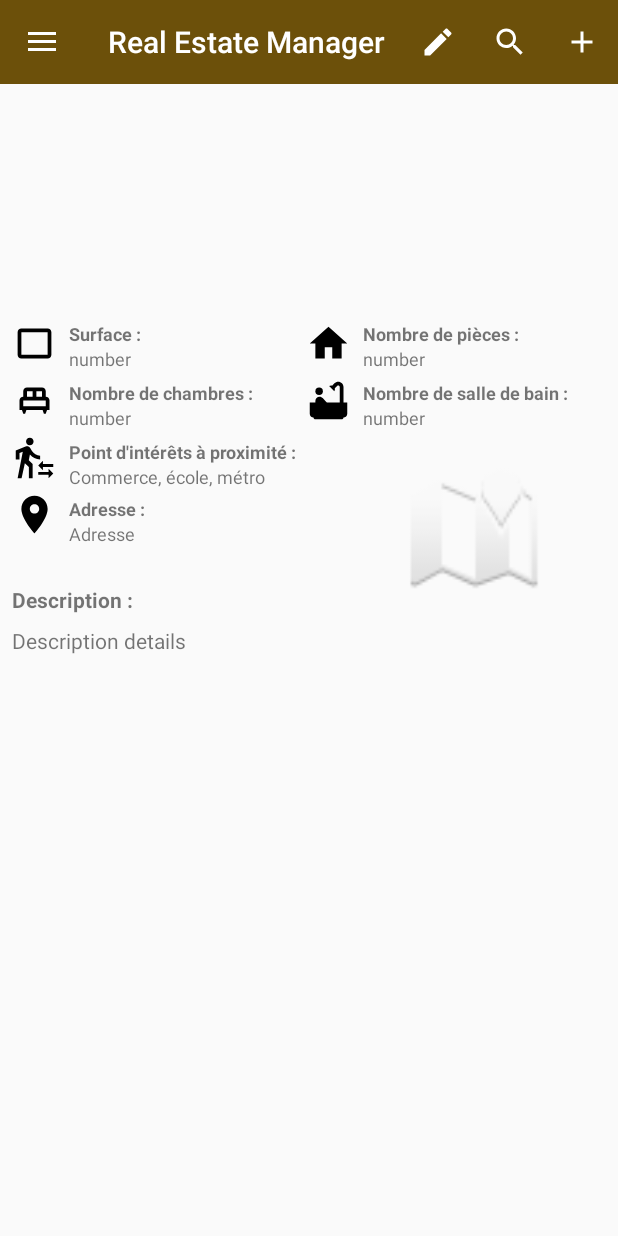
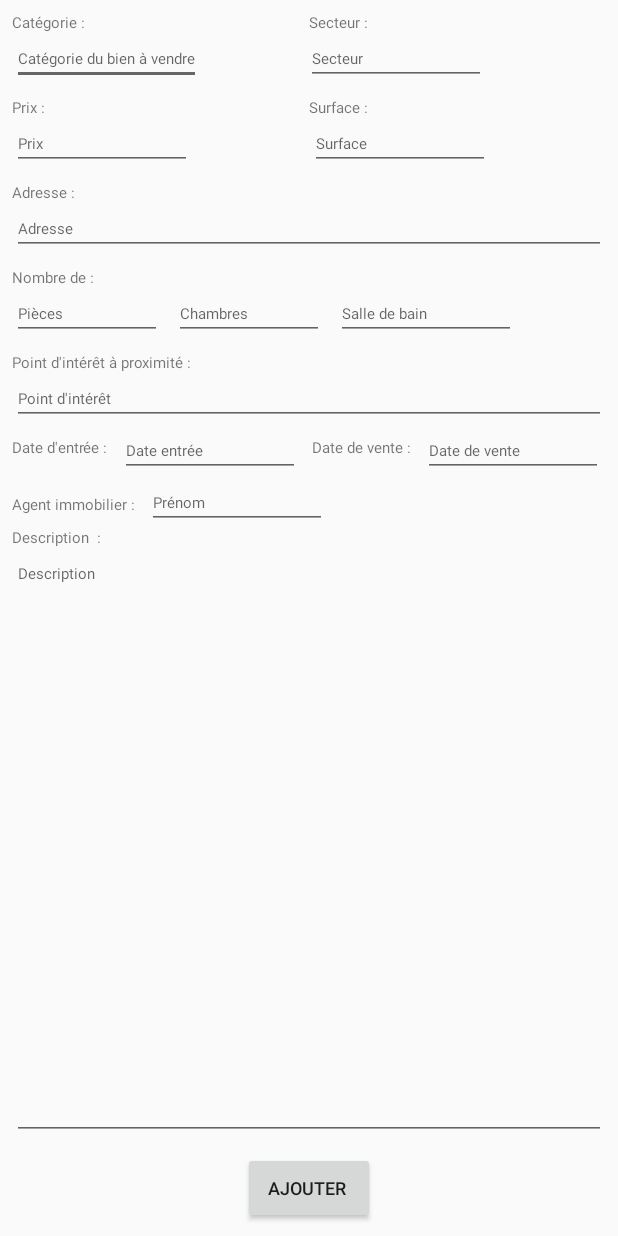
Before and after one commit to eddymail/P9_RealEstateManager, an Android app: the fragment DetailFragment placed in its activity, after a tap on "Ajouter", on a phone screen of 412 x 824 dp. Run offline under Robolectric (Android 15) with nearby library versions, the phone set to English and light mode, and no system bars; our stand-ins replace Room's generated code; libraries missing offline, so code that uses them is left out: android.arch.persistence; pictures from the network do not load.

Commit message:
AddActivity create and ok but without picture

```diff
--- a/app/src/main/AndroidManifest.xml
+++ b/app/src/main/AndroidManifest.xml
@@ -2,7 +2,7 @@
 <manifest xmlns:android="http://schemas.android.com/apk/res/android"
     package="com.openclassrooms.realestatemanager">
 
-    <uses-permission android:name="android.permission.INTERNET"/>
+    <uses-permission android:name="android.permission.INTERNET" />
     <uses-permission android:name="android.permission.ACCESS_WIFI_STATE" />
 
     <application
@@ -12,6 +12,7 @@
         android:roundIcon="@mipmap/ic_launcher_round"
         android:supportsRtl="true"
         android:theme="@style/AppTheme">
+        <activity android:name=".Activities.AddActivity"></activity>
         <activity android:name=".Activities.MainActivity">
             <intent-filter>
                 <action android:name="android.intent.action.MAIN" />
@@ -19,7 +20,6 @@
                 <category android:name="android.intent.category.LAUNCHER" />
             </intent-filter>
         </activity>
-
     </application>
 
 </manifest>
--- /dev/null
+++ b/app/src/main/java/com/openclassrooms/realestatemanager/Activities/AddActivity.java
@@ -0,0 +1,100 @@
+package com.openclassrooms.realestatemanager.Activities;
+
+import android.arch.lifecycle.ViewModelProvider;
+import android.arch.lifecycle.ViewModelProviders;
+import android.support.v7.app.AppCompatActivity;
+import android.os.Bundle;
+import android.util.Log;
+import android.view.View;
+import android.widget.Button;
+import android.widget.EditText;
+
+import com.openclassrooms.realestatemanager.Injection.Injection;
+import com.openclassrooms.realestatemanager.Injection.ViewModelFactory;
+import com.openclassrooms.realestatemanager.Model.House;
+import com.openclassrooms.realestatemanager.R;
+import com.openclassrooms.realestatemanager.Repositories.HouseDataRepository;
+import com.openclassrooms.realestatemanager.Ui.HouseViewModel;
+
+import java.util.Date;
+import java.util.List;
+
+public class AddActivity extends AppCompatActivity implements View.OnClickListener {
+
+    private static final long HOUSE_ID = 1;
+    private String category, district, pointOfInterest, address, description, agentName, saleDate, dateOfSale;;
+    private int price, area, numberOfRoom, numberOfBedroom, numberOfBathroom;
+
+
+    private EditText categoryInput, districtInput, priceInput, areaInput, roomInput, bedroomInput, bathroomInput,
+    pointOfInterestValue, descriptionValue, saleDateValue, dateOfSaleValue, agentNameValue, addressValue;
+    private Button addButton;
+
+    private HouseViewModel houseViewModel;
+    private  House houseToAdd;
+
+    @Override
+    protected void onCreate(Bundle savedInstanceState) {
+        super.onCreate(savedInstanceState);
+        setContentView(R.layout.activity_add);
+
+    categoryInput = findViewById(R.id.et_add_activity_category);
+    districtInput = findViewById(R.id.et_add_activity_district);
+    priceInput = findViewById(R.id.et_add_activity_price);
+    areaInput = findViewById(R.id.et_add_activity_area);
+    roomInput = findViewById(R.id.et_add_activity_room);
+    bedroomInput = findViewById(R.id.et_add_activity_bedroom);
+    bathroomInput = findViewById(R.id.et_add_activity_bathroom);
+    pointOfInterestValue = findViewById(R.id.et_add_activity_pointOfInterest);
+    descriptionValue = findViewById(R.id.et_add_activity_description);
+    addressValue = findViewById(R.id.et_add_activity_address);
+    agentNameValue = findViewById(R.id.et_add_activity_agent_name);
+    saleDateValue = findViewById(R.id.et_add_activity_sale_date);
+    dateOfSaleValue = findViewById(R.id.et_add_activity_date_of_sale);
+    addButton = findViewById(R.id.bt_add_activity);
+
+    configureViewModel();
+
+    addButton.setOnClickListener(this);
+    }
+
+    private void configureViewModel() {
+        ViewModelFactory viewModelFactory = Injection.provideViewModelFactory(this);
+        this.houseViewModel = ViewModelProviders.of(this, viewModelFactory).get(HouseViewModel.class);
+        this.houseViewModel.init(HOUSE_ID);
+    }
+
+    private void collectInput() {
+        category = categoryInput.getText().toString();
+        district = districtInput.getText().toString();
+        pointOfInterest = pointOfInterestValue.getText().toString();
+        address = addressValue.getText().toString();
+        description = descriptionValue.getText().toString();
+        agentName = agentNameValue.getText().toString();
+        dateOfSale = dateOfSaleValue.getText().toString();
+        saleDate = saleDateValue.getText().toString();
+        price = Integer.parseInt(priceInput.getText().toString());
+        area = Integer.parseInt(areaInput.getText().toString());
+        numberOfRoom = Integer.parseInt(roomInput.getText().toString());
+        numberOfBedroom = Integer.parseInt(bedroomInput.getText().toString());
+        numberOfBathroom = Integer.parseInt(bathroomInput.getText().toString());
+
+    }
+
+    private void createHouseAndAddItToDatabase() {
+
+        houseToAdd = new House(1, category, district, price, area,numberOfRoom, numberOfBathroom, numberOfBedroom, pointOfInterest, description, "https://v.seloger.com/s/width/861/visuels/0/r/i/1/0ri18eygqgnn0yj8yzyiwv9mx1f5x0yku96bf1a0w.jpg" , address, true, saleDate, null, agentName);
+        this.houseViewModel.createHouse(houseToAdd);
+    }
+
+    @Override
+    public void onClick(View view) {
+
+        Log.e("Test", "Clic ! ");
+
+        collectInput();
+        createHouseAndAddItToDatabase();
+
+        Log.e("TEST", "House :" + this.houseViewModel.getHouse(houseToAdd.getId()));
+    }
+}
--- a/app/src/main/java/com/openclassrooms/realestatemanager/Activities/MainActivity.java
+++ b/app/src/main/java/com/openclassrooms/realestatemanager/Activities/MainActivity.java
@@ -1,5 +1,6 @@
 package com.openclassrooms.realestatemanager.Activities;
 
+import android.content.Intent;
 import android.os.Bundle;
 import android.support.annotation.NonNull;
 import android.support.design.widget.NavigationView;
@@ -141,6 +142,8 @@ public class MainActivity extends AppCompatActivity implements NavigationView.On
         // Handle actions on menu items
         switch (item.getItemId()) {
             case R.id.menu_activity_main_toolbar_add:
+                Intent intent = new Intent(MainActivity.this, AddActivity.class);
+                startActivity(intent);
                 Toast.makeText(this, "Ajouter nouvelle maison", Toast.LENGTH_LONG).show();
                 return true;
             case R.id.menu_activity_main_toolbar_modify:
--- a/app/src/main/java/com/openclassrooms/realestatemanager/Database/RealEstateManagerDatabase.java
+++ b/app/src/main/java/com/openclassrooms/realestatemanager/Database/RealEstateManagerDatabase.java
@@ -52,9 +52,9 @@ public abstract class RealEstateManagerDatabase extends RoomDatabase {
                 contentValues.put("district", "Hourton");
                 contentValues.put("price", 741000);
                 contentValues.put("area", 380);
-                contentValues.put("room", 11);
-                contentValues.put("bathroom", 2);
-                contentValues.put("bedroom",6);
+                contentValues.put("numberOfRooms", 11);
+                contentValues.put("numberOfBathrooms",2);
+                contentValues.put("numberOfBedrooms",6);
                 contentValues.put("pointOfInterest", "Commerce, école, métro");
                 contentValues.put("description", "Magnifique villa à Saint Aubin de Médoc située dans un quartier recherché. Vous découvrirez une entrée, une belle pièce de vie avec salon et salle à manger, un deuxième salon séparé par une cheminée centrale, une cuisine fermée donnant sur la cuisine d'été, une buanderie, une salle de jeu, une cave. Le rez-de-chaussée est complété par une chambre avec salle d'eau, un bureau et une salle de sport avec sauna et salle d'eau. A l'étage, vous accédez à une suite parentale avec une chambre donnant sur une terrasse, une salle de bains avec baignoire et douche, un double dressing, puis trois chambres avec dressing et une salle de bains avec baignoire et douche. L'ensemble sur un jardin paysagé d'environ 1400 m² dispose d'une grande terrasse en bois, d'une cuisine d'été, d'une piscine au sel chauffée. Très belles prestations pour cette maison d'exception à quelques minutes du centre de Saint Aubin de Médoc, des écoles, collège et lycée. Situation idéale à 15 kms de Bordeaux, 35 kms de Lacanau, 7 kms d'un parcours de golf. Un coin de paradis à découvrir sans tarder.");
                 contentValues.put("illustration","https://v.seloger.com/s/width/861/visuels/0/r/i/1/0ri18eygqgnn0yj8yzyiwv9mx1f5x0yku96bf1a0w.jpg" );
@@ -66,7 +66,7 @@ public abstract class RealEstateManagerDatabase extends RoomDatabase {
 
                 db.insert("House", OnConflictStrategy.IGNORE, contentValues);
 
-                ContentValues contentValues1 = new ContentValues();
+              /*  ContentValues contentValues1 = new ContentValues();
 
                 contentValues.put("id", 1);
                 contentValues.put("houseId", 1);
@@ -74,8 +74,7 @@ public abstract class RealEstateManagerDatabase extends RoomDatabase {
                 contentValues.put("url","https://v.seloger.com/s/cdn/x/visuels/0/m/2/v/0m2v0q1zbvnr9zhz2zpadwxwn2h2s4wc800plrsw0.jpg");
 
                 db.insert("Illustration", OnConflictStrategy.IGNORE, contentValues1);
-
-            }
+*/            }
         };
     }
 
--- a/app/src/main/java/com/openclassrooms/realestatemanager/Model/House.java
+++ b/app/src/main/java/com/openclassrooms/realestatemanager/Model/House.java
@@ -2,12 +2,13 @@ package com.openclassrooms.realestatemanager.Model;
 
 import android.arch.persistence.room.Entity;
 import android.arch.persistence.room.PrimaryKey;
+import android.support.annotation.Nullable;
 
 import java.util.Date;
 
 @Entity
 public class House {
-    @PrimaryKey
+    @PrimaryKey(autoGenerate = true)
     private long id;
     private String category;
     private String district;
@@ -22,6 +23,7 @@ public class House {
     private String address;
     private Boolean available;
     private String dateOfEntry;
+    @Nullable
     private String dateOfSale;
     private String realEstateAgent;
 
--- /dev/null
+++ b/app/src/main/res/layout/activity_add.xml
@@ -0,0 +1,319 @@
+<?xml version="1.0" encoding="utf-8"?>
+<android.support.constraint.ConstraintLayout xmlns:android="http://schemas.android.com/apk/res/android"
+    xmlns:app="http://schemas.android.com/apk/res-auto"
+    xmlns:tools="http://schemas.android.com/tools"
+    android:layout_width="match_parent"
+    android:layout_height="match_parent"
+    tools:context=".Activities.AddActivity">
+
+
+    <TextView
+        android:id="@+id/tv_add_activity_category"
+        android:layout_width="wrap_content"
+        android:layout_height="wrap_content"
+        android:layout_marginStart="8dp"
+        android:layout_marginTop="8dp"
+        android:layout_weight="50"
+        android:text="Catégorie :"
+        android:textSize="10sp"
+        app:layout_constraintStart_toStartOf="parent"
+        app:layout_constraintTop_toTopOf="parent" />
+
+    <EditText
+        android:id="@+id/et_add_activity_category"
+        android:layout_width="wrap_content"
+        android:layout_height="wrap_content"
+        android:layout_marginStart="8dp"
+        android:layout_weight="50"
+        android:hint="Catégorie du bien à vendre"
+        android:inputType="textPersonName"
+        android:textSize="10sp"
+        app:layout_constraintStart_toStartOf="parent"
+        app:layout_constraintTop_toBottomOf="@+id/tv_add_activity_category" />
+
+    <TextView
+        android:id="@+id/tv_add_activity_district"
+        android:layout_width="wrap_content"
+        android:layout_height="wrap_content"
+        android:layout_marginTop="8dp"
+        android:layout_weight="50"
+        android:text="Secteur :"
+        android:textSize="10sp"
+        app:layout_constraintEnd_toEndOf="parent"
+        app:layout_constraintHorizontal_bias="0.473"
+        app:layout_constraintStart_toEndOf="@+id/tv_add_activity_category"
+        app:layout_constraintTop_toTopOf="parent" />
+
+    <EditText
+        android:id="@+id/et_add_activity_district"
+        android:layout_width="wrap_content"
+        android:layout_height="wrap_content"
+        android:layout_weight="50"
+        android:ems="10"
+        android:hint="Secteur"
+        android:inputType="textPersonName"
+        android:textSize="10sp"
+        app:layout_constraintEnd_toEndOf="parent"
+        app:layout_constraintHorizontal_bias="0.445"
+        app:layout_constraintStart_toEndOf="@+id/et_add_activity_category"
+        app:layout_constraintTop_toBottomOf="@+id/tv_add_activity_district" />
+
+    <TextView
+        android:id="@+id/tv_add_activity_price"
+        android:layout_width="wrap_content"
+        android:layout_height="wrap_content"
+        android:layout_marginStart="8dp"
+        android:layout_marginTop="8dp"
+        android:layout_weight="50"
+        android:text="Prix :"
+        android:textSize="10sp"
+        app:layout_constraintStart_toStartOf="parent"
+        app:layout_constraintTop_toBottomOf="@+id/et_add_activity_category" />
+
+    <EditText
+        android:id="@+id/et_add_activity_price"
+        android:layout_width="wrap_content"
+        android:layout_height="wrap_content"
+        android:layout_marginStart="8dp"
+        android:layout_weight="50"
+        android:ems="10"
+        android:hint="Prix"
+        android:inputType="number"
+        android:textSize="10sp"
+        app:layout_constraintStart_toStartOf="parent"
+        app:layout_constraintTop_toBottomOf="@+id/tv_add_activity_price" />
+
+    <TextView
+        android:id="@+id/tv_add_activity_area"
+        android:layout_width="wrap_content"
+        android:layout_height="wrap_content"
+        android:layout_marginTop="8dp"
+        android:layout_weight="50"
+        android:text="Surface :"
+        android:textSize="10sp"
+        app:layout_constraintEnd_toEndOf="parent"
+        app:layout_constraintHorizontal_bias="0.514"
+        app:layout_constraintStart_toEndOf="@+id/tv_add_activity_price"
+        app:layout_constraintTop_toBottomOf="@+id/et_add_activity_district" />
+
+    <EditText
+        android:id="@+id/et_add_activity_area"
+        android:layout_width="wrap_content"
+        android:layout_height="wrap_content"
+        android:ems="10"
+        android:hint="Surface"
+        android:inputType="number"
+        android:textSize="10sp"
+        app:layout_constraintEnd_toEndOf="parent"
+        app:layout_constraintHorizontal_bias="0.48"
+        app:layout_constraintStart_toEndOf="@+id/et_add_activity_price"
+        app:layout_constraintTop_toBottomOf="@+id/tv_add_activity_area" />
+
+    <TextView
+        android:id="@+id/tv_add_activity_room"
+        android:layout_width="wrap_content"
+        android:layout_height="wrap_content"
+        android:layout_marginStart="8dp"
+        android:layout_marginTop="8dp"
+        android:text="Nombre de :"
+        android:textSize="10sp"
+        app:layout_constraintStart_toStartOf="parent"
+        app:layout_constraintTop_toBottomOf="@+id/et_add_activity_address" />
+
+    <EditText
+        android:id="@+id/et_add_activity_room"
+        android:layout_width="100dp"
+        android:layout_height="wrap_content"
+        android:layout_marginStart="8dp"
+        android:ems="10"
+        android:hint="Pièces"
+        android:inputType="number"
+        android:textSize="10sp"
+        app:layout_constraintStart_toStartOf="parent"
+        app:layout_constraintTop_toBottomOf="@+id/tv_add_activity_room" />
+
+    <EditText
+        android:id="@+id/et_add_activity_bedroom"
+        android:layout_width="100dp"
+        android:layout_height="wrap_content"
+        android:layout_marginStart="8dp"
+        android:ems="10"
+        android:hint="Chambres"
+        android:inputType="number"
+        android:textSize="10sp"
+        app:layout_constraintStart_toEndOf="@+id/et_add_activity_room"
+        app:layout_constraintTop_toBottomOf="@+id/tv_add_activity_room" />
+
+    <EditText
+        android:id="@+id/et_add_activity_bathroom"
+        android:layout_width="wrap_content"
+        android:layout_height="wrap_content"
+        android:layout_marginStart="8dp"
+        android:ems="10"
+        android:hint="Salle de bain"
+        android:inputType="number"
+        android:textSize="10sp"
+        app:layout_constraintStart_toEndOf="@+id/et_add_activity_bedroom"
+        app:layout_constraintTop_toBottomOf="@+id/tv_add_activity_room" />
+
+    <TextView
+        android:id="@+id/tv_add_activity_pointOfInterst"
+        android:layout_width="wrap_content"
+        android:layout_height="wrap_content"
+        android:layout_marginStart="8dp"
+        android:layout_marginTop="8dp"
+        android:text="Point d'intérêt à proximité :"
+        android:textSize="10sp"
+        app:layout_constraintStart_toStartOf="parent"
+        app:layout_constraintTop_toBottomOf="@+id/et_add_activity_room" />
+
+    <EditText
+        android:id="@+id/et_add_activity_pointOfInterest"
+        android:layout_width="0dp"
+        android:layout_height="wrap_content"
+        android:layout_marginStart="8dp"
+        android:layout_marginEnd="8dp"
+        android:ems="10"
+        android:hint="Point d'intérêt"
+        android:inputType="textPersonName"
+        android:textSize="10sp"
+        app:layout_constraintEnd_toEndOf="parent"
+        app:layout_constraintStart_toStartOf="parent"
+        app:layout_constraintTop_toBottomOf="@+id/tv_add_activity_pointOfInterst" />
+
+    <TextView
+        android:id="@+id/tv_add_activity_description"
+        android:layout_width="wrap_content"
+        android:layout_height="wrap_content"
+        android:layout_marginStart="8dp"
+        android:layout_marginTop="8dp"
+        android:text="Description  :"
+        android:textSize="10sp"
+        app:layout_constraintStart_toStartOf="parent"
+        app:layout_constraintTop_toBottomOf="@+id/tv_add_activity_agent_name" />
+
+    <EditText
+        android:id="@+id/et_add_activity_description"
+        android:layout_width="0dp"
+        android:layout_height="0dp"
+        android:layout_marginStart="8dp"
+        android:layout_marginEnd="8dp"
+        android:ems="10"
+        android:gravity="start|top"
+        android:hint="Description"
+        android:inputType="textMultiLine"
+        android:textSize="10sp"
+        app:layout_constraintBottom_toTopOf="@+id/bt_add_activity"
+        app:layout_constraintEnd_toEndOf="parent"
+        app:layout_constraintHorizontal_bias="0.0"
+        app:layout_constraintStart_toStartOf="parent"
+        app:layout_constraintTop_toBottomOf="@+id/tv_add_activity_description" />
+
+    <TextView
+        android:id="@+id/tv_add_activity_sale_date"
+        android:layout_width="wrap_content"
+        android:layout_height="wrap_content"
+        android:layout_marginStart="8dp"
+        android:layout_marginTop="8dp"
+        android:text="Date d'entrée :"
+        android:textSize="10sp"
+        app:layout_constraintStart_toStartOf="parent"
+        app:layout_constraintTop_toBottomOf="@+id/et_add_activity_pointOfInterest" />
+
+    <EditText
+        android:id="@+id/et_add_activity_sale_date"
+        android:layout_width="wrap_content"
+        android:layout_height="wrap_content"
+        android:layout_marginStart="8dp"
+        android:ems="10"
+        android:hint="Date entrée"
+        android:inputType="date"
+        android:textSize="10sp"
+        app:layout_constraintStart_toEndOf="@+id/tv_add_activity_sale_date"
+        app:layout_constraintTop_toBottomOf="@+id/et_add_activity_pointOfInterest" />
+
+    <TextView
+        android:id="@+id/tv_add_activity_date_of_sale"
+        android:layout_width="wrap_content"
+        android:layout_height="wrap_content"
+        android:layout_marginStart="8dp"
+        android:layout_marginTop="8dp"
+        android:text="Date de vente :"
+        android:textSize="10sp"
+        app:layout_constraintStart_toEndOf="@+id/et_add_activity_sale_date"
+        app:layout_constraintTop_toBottomOf="@+id/et_add_activity_pointOfInterest" />
+
+    <EditText
+        android:id="@+id/et_add_activity_date_of_sale"
+        android:layout_width="wrap_content"
+        android:layout_height="wrap_content"
+        android:layout_marginStart="8dp"
+        android:ems="10"
+        android:hint="Date de vente"
+        android:inputType="date"
+        android:textSize="10sp"
+        app:layout_constraintStart_toEndOf="@+id/tv_add_activity_date_of_sale"
+        app:layout_constraintTop_toBottomOf="@+id/et_add_activity_pointOfInterest" />
+
+    <TextView
+        android:id="@+id/tv_add_activity_agent_name"
+        android:layout_width="wrap_content"
+        android:layout_height="wrap_content"
+        android:layout_marginStart="8dp"
+        android:layout_marginTop="24dp"
+        android:text="Agent immobilier :"
+        android:textSize="10sp"
+        app:layout_constraintStart_toStartOf="parent"
+        app:layout_constraintTop_toBottomOf="@+id/tv_add_activity_date_of_sale" />
+
+    <EditText
+        android:id="@+id/et_add_activity_agent_name"
+        android:layout_width="wrap_content"
+        android:layout_height="wrap_content"
+        android:layout_marginStart="8dp"
+        android:ems="10"
+        android:hint="Prénom"
+        android:inputType="textPersonName"
+        android:textSize="10sp"
+        app:layout_constraintStart_toEndOf="@+id/tv_add_activity_agent_name"
+        app:layout_constraintTop_toBottomOf="@+id/et_add_activity_date_of_sale" />
+
+    <Button
+        android:id="@+id/bt_add_activity"
+        android:layout_width="wrap_content"
+        android:layout_height="wrap_content"
+        android:layout_marginTop="8dp"
+        android:layout_marginBottom="8dp"
+        android:gravity="center"
+        android:text="Ajouter "
+        android:textSize="12sp"
+        app:layout_constraintBottom_toBottomOf="parent"
+        app:layout_constraintEnd_toEndOf="parent"
+        app:layout_constraintStart_toStartOf="parent"
+        app:layout_constraintTop_toBottomOf="@+id/et_add_activity_description" />
+
+    <TextView
+        android:id="@+id/tv_add_activity_address"
+        android:layout_width="wrap_content"
+        android:layout_height="wrap_content"
+        android:layout_marginStart="8dp"
+        android:layout_marginTop="8dp"
+        android:text="Adresse :"
+        android:textSize="10sp"
+        app:layout_constraintStart_toStartOf="parent"
+        app:layout_constraintTop_toBottomOf="@+id/et_add_activity_price" />
+
+    <EditText
+        android:id="@+id/et_add_activity_address"
+        android:layout_width="0dp"
+        android:layout_height="wrap_content"
+        android:layout_marginStart="8dp"
+        android:layout_marginEnd="8dp"
+        android:ems="10"
+        android:inputType="textPersonName"
+        android:hint="Adresse"
+        android:textSize="10sp"
+        app:layout_constraintEnd_toEndOf="parent"
+        app:layout_constraintStart_toStartOf="parent"
+        app:layout_constraintTop_toBottomOf="@+id/tv_add_activity_address" />
+</android.support.constraint.ConstraintLayout>
--- a/app/src/main/res/layout/activity_detail.xml
+++ /dev/null
@@ -1,6 +0,0 @@
-<?xml version="1.0" encoding="utf-8"?>
-<FrameLayout
-    xmlns:android="http://schemas.android.com/apk/res/android"
-    android:id="@+id/frame_layout_detail"
-    android:layout_width="match_parent"
-    android:layout_height="match_parent"/>
--- a/app/src/main/res/layout/fragment_detail_item.xml
+++ b/app/src/main/res/layout/fragment_detail_item.xml
@@ -7,8 +7,8 @@
 
     <ImageView
         android:id="@+id/iv_fragment_detail_item"
-        android:layout_width="200dp"
-        android:layout_height="200dp"
+        android:layout_width="150dp"
+        android:layout_height="150dp"
         android:layout_marginStart="8dp"
         android:layout_marginTop="8dp"
         android:layout_marginEnd="8dp"
@@ -22,7 +22,8 @@
     <TextView
         android:id="@+id/textView"
         android:layout_width="0dp"
-        android:layout_height="60dp"
+        android:layout_height="40dp"
+        android:layout_marginBottom="8dp"
         android:background="#aa000000"
         app:layout_constraintBottom_toBottomOf="@+id/iv_fragment_detail_item"
         app:layout_constraintEnd_toEndOf="@+id/iv_fragment_detail_item"
@@ -36,7 +37,7 @@
         android:layout_marginBottom="16dp"
         android:text="@string/textview"
         android:textColor="@android:color/background_light"
-        android:textSize="18sp"
+        android:textSize="14sp"
         app:layout_constraintBottom_toBottomOf="@+id/iv_fragment_detail_item"
         app:layout_constraintStart_toStartOf="@+id/iv_fragment_detail_item" />
 
```
